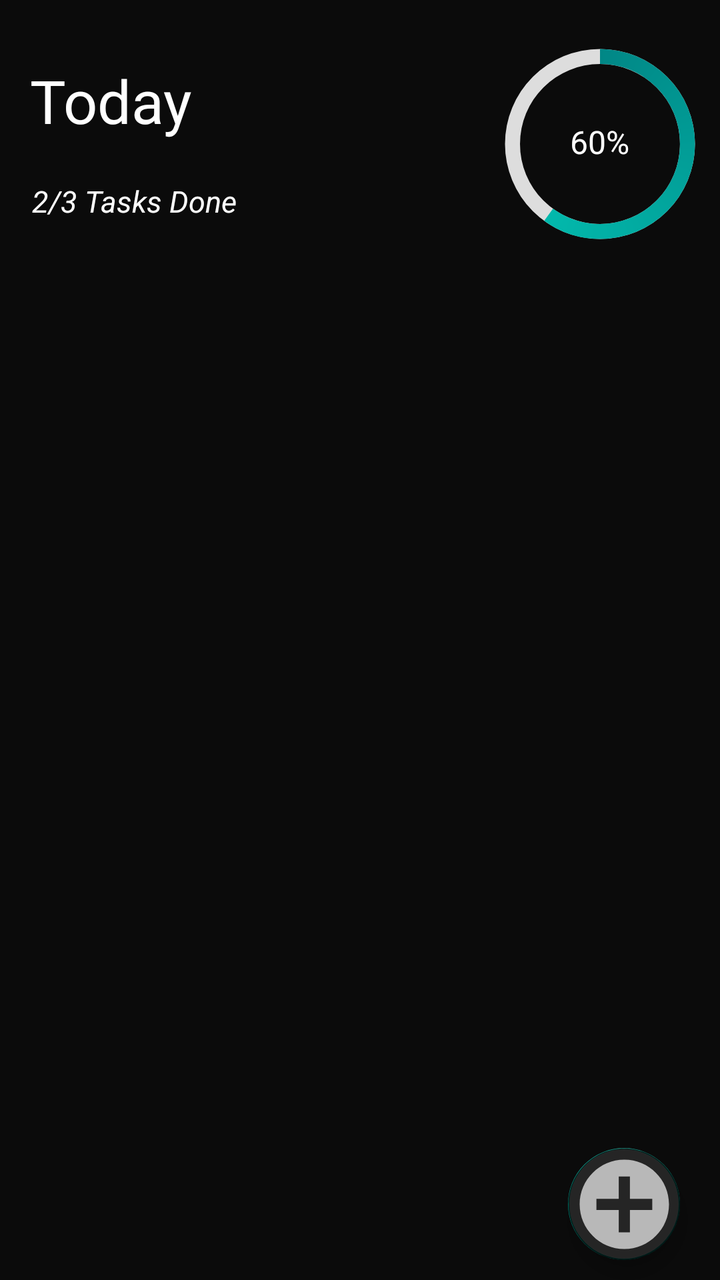
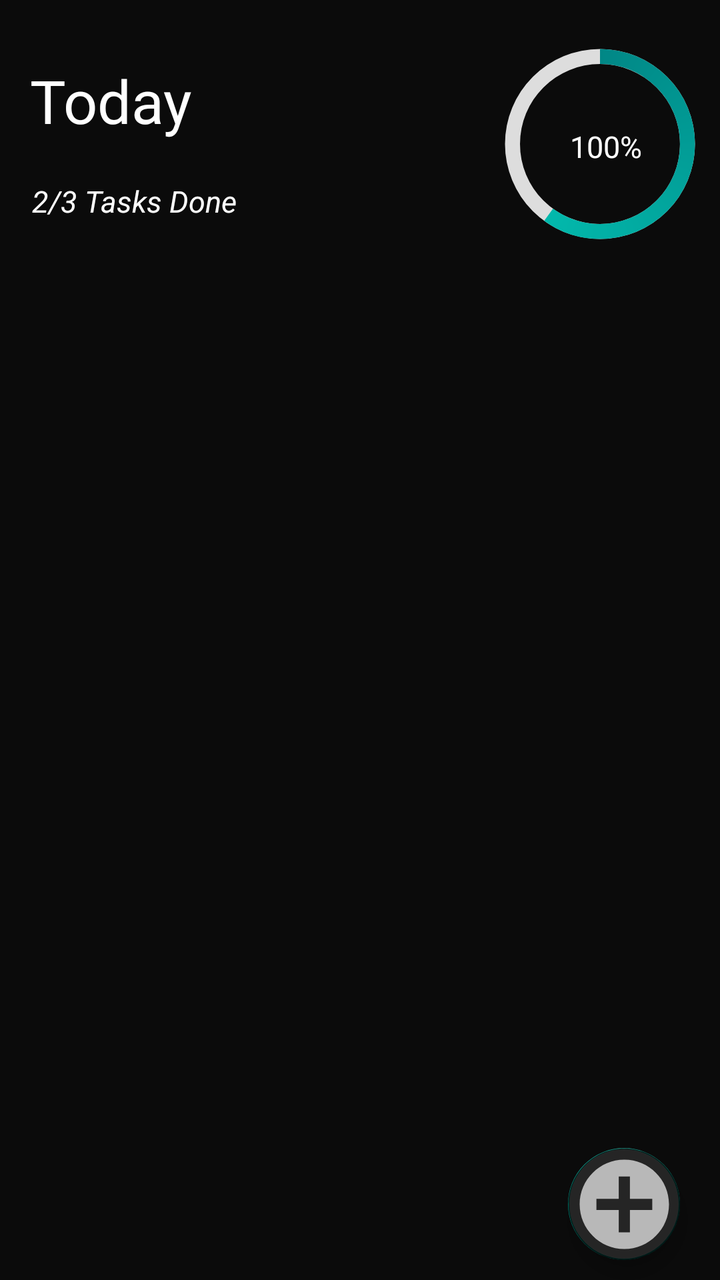

An Android layout rendered at two revisions. The XML below is the earlier revision; the diff shows what the commit changed to produce the second picture.
<!-- AndroidManifest.xml: application theme Theme.SchedulePlanner -->
<!-- res/layout/fragment_home.xml -->
<?xml version="1.0" encoding="utf-8"?>
<RelativeLayout xmlns:android="http://schemas.android.com/apk/res/android"
    android:layout_width="match_parent"
    android:layout_height="match_parent"
    xmlns:app="http://schemas.android.com/apk/res-auto"
    android:background="#0B0B0B">

    <com.google.android.material.floatingactionbutton.FloatingActionButton
        android:id="@+id/create_icon"
        android:layout_width="wrap_content"
        android:layout_height="wrap_content"
        android:layout_alignParentEnd="true"
        android:layout_alignParentBottom="true"
        android:layout_gravity="bottom|end"
        android:layout_marginEnd="20dp"
        android:layout_marginBottom="10dp"
        android:backgroundTint="#B5FFFFFF"
        android:clickable="true"
        android:focusable="true"
        android:src="@drawable/actionbar_create"
        app:maxImageSize="67dp"
        android:contentDescription="Add Schedule" />

    <ScrollView
        android:layout_width="match_parent"
        android:layout_height="match_parent">

        <RelativeLayout
            android:id="@+id/progress"
            android:layout_width="match_parent"
            android:layout_height="match_parent"
            android:isScrollContainer="true">

            <RelativeLayout
                android:layout_width="wrap_content"
                android:layout_height="wrap_content">

                <TextView
                    android:id="@+id/today"
                    android:layout_width="150dp"
                    android:layout_height="wrap_content"
                    android:layout_marginStart="15dp"
                    android:layout_marginTop="30dp"
                    android:text="Today"
                    android:textColor="@color/white"
                    android:textSize="30dp" />

                <TextView
                    android:layout_width="250dp"
                    android:layout_height="wrap_content"
                    android:layout_below="@+id/today"
                    android:layout_marginStart="16dp"
                    android:layout_marginTop="20dp"
                    android:text="2/3 Tasks Done"
                    android:textColor="@color/white"
                    android:textSize="15dp"
                    android:textStyle="italic" />

                <ProgressBar
                    android:id="@+id/progress_bar"
                    style="@style/CircularDeterminateProgressBar"
                    android:layout_width="120dp"
                    android:layout_height="120dp"
                    android:layout_alignParentEnd="true"
                    android:layout_marginTop="12dp"
                    android:layout_marginEnd="0dp"
                    android:progress="60" />

                <TextView
                    android:layout_width="35dp"
                    android:layout_height="35dp"
                    android:layout_alignParentEnd="true"
                    android:layout_marginTop="60dp"
                    android:layout_marginEnd="40dp"
                    android:text="60%"
                    android:textColor="@color/white"
                    android:textSize="16dp" />

                <androidx.recyclerview.widget.RecyclerView
                    android:id="@+id/recyclerHome"
                    android:layout_width="fill_parent"
                    android:layout_height="fill_parent"
                    android:layout_marginTop="140dp" />
            </RelativeLayout>

        </RelativeLayout>
    </ScrollView>

</RelativeLayout>
<!-- resources referenced by this layout -->
<resources>
  <color name="white">#FFFFFFFF</color>
  <!-- drawable actionbar_create (drawable-anydpi) -->
  <vector xmlns:android="http://schemas.android.com/apk/res/android"
      android:width="24dp"
      android:height="24dp"
      android:viewportWidth="24"
      android:viewportHeight="24"
      android:tint="#000000"
      android:alpha="0.8">
    <path
        android:fillColor="@android:color/white"
        android:pathData="M13,7h-2v4L7,11v2h4v4h2v-4h4v-2h-4L13,7zM12,2C6.48,2 2,6.48 2,12s4.48,10 10,10 10,-4.48 10,-10S17.52,2 12,2zM12,20c-4.41,0 -8,-3.59 -8,-8s3.59,-8 8,-8 8,3.59 8,8 -3.59,8 -8,8z"/>
  </vector>
  <style name="CircularDeterminateProgressBar">
          <item name="android:indeterminateOnly">false</item>
          <item name="android:progressDrawable">@drawable/circle</item>
      </style>
  <style name="Theme.SchedulePlanner" parent="Theme.AppCompat.Light.NoActionBar">
          
          <item name="colorPrimary">@color/purple_500</item>
          <item name="colorPrimaryVariant">@color/purple_700</item>
          <item name="colorOnPrimary">@color/white</item>
          
          <item name="colorSecondary">@color/teal_200</item>
          <item name="colorSecondaryVariant">@color/teal_700</item>
          <item name="colorOnSecondary">@color/black</item>
          
          <item name="android:statusBarColor" tools:targetApi="l">?attr/colorPrimaryVariant</item>
          
          <item name="android:itemBackground">#ffffff</item>
          <item name="android:textColor">#000000</item>
          <item name="actionOverflowMenuStyle">@style/OverflowMenu</item>
          <item name="android:windowActivityTransitions">true</item>
          <item name="android:windowContentTransitions">true</item>
      </style>
  <!-- drawable circle (drawable) -->
  <?xml version="1.0" encoding="utf-8"?>
  <layer-list xmlns:android="http://schemas.android.com/apk/res/android">
      <item>
          <shape
              android:shape="ring"
              android:thicknessRatio="16"
              android:useLevel="false">
              <solid android:color="#DDD" />
          </shape>
      </item>
      <item>
          <rotate
              android:fromDegrees="270"
              android:toDegrees="270">
              <shape
                  android:shape="ring"
                  android:thicknessRatio="16"
                  android:useLevel="true">
                  <gradient
                      android:endColor="@color/teal_200"
                      android:startColor="@color/teal_700"
                      android:type="sweep" />
              </shape>
          </rotate>
      </item>
  </layer-list>
  <color name="purple_500">#000000</color>
  <color name="purple_700">#000000</color>
  <color name="teal_200">#FF03DAC5</color>
  <color name="teal_700">#FF018786</color>
  <color name="black">#FF000000</color>
  <style name="OverflowMenu" parent="Widget.AppCompat.PopupMenu.Overflow">
          <item name="android:overlapAnchor">false</item>
          <item name="android:dropDownVerticalOffset">4.0dip</item>
      </style>
</resources>

<!-- the commit's change to res/layout/fragment_home.xml (unified diff, before → after) -->
@@ -46,6 +46,7 @@
                     android:textSize="30dp" />
 
                 <TextView
+                    android:id="@+id/tasksDone"
                     android:layout_width="250dp"
                     android:layout_height="wrap_content"
                     android:layout_below="@+id/today"
@@ -67,14 +68,15 @@
                     android:progress="60" />
 
                 <TextView
-                    android:layout_width="35dp"
+                    android:id="@+id/tasksDonePercentage"
+                    android:layout_width="40dp"
                     android:layout_height="35dp"
                     android:layout_alignParentEnd="true"
-                    android:layout_marginTop="60dp"
-                    android:layout_marginEnd="40dp"
-                    android:text="60%"
+                    android:layout_marginTop="63dp"
+                    android:layout_marginEnd="35dp"
+                    android:text="100%"
                     android:textColor="@color/white"
-                    android:textSize="16dp" />
+                    android:textSize="15dp" />
 
                 <androidx.recyclerview.widget.RecyclerView
                     android:id="@+id/recyclerHome"
